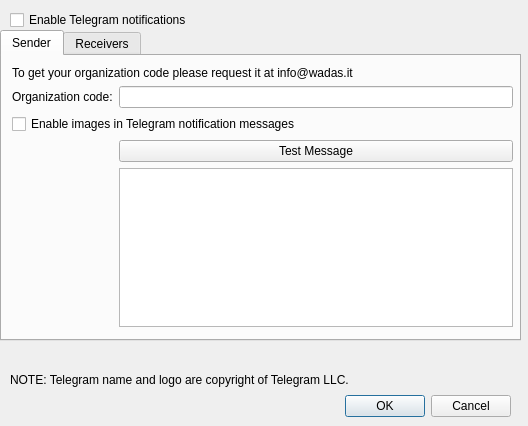
Before: the Qt Designer form wadas/ui/qt/configure_telegram.ui in wadas-project/WADAS, drawn with Qt 5.
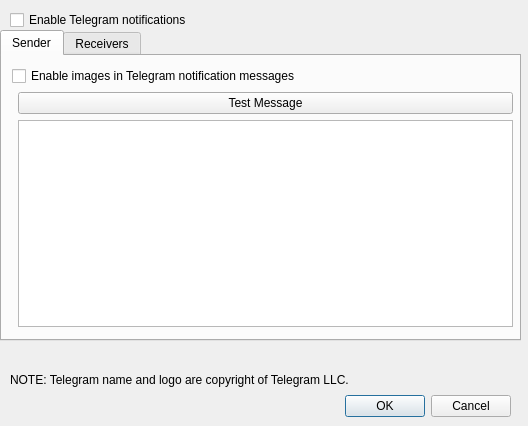
After: the same form once the commit is applied.

Commit message: refactored telegram notification feature

What changed in the file:
```diff
--- a/wadas/ui/qt/configure_telegram.ui
+++ b/wadas/ui/qt/configure_telegram.ui
@@ -55,45 +55,24 @@
       </rect>
      </property>
      <layout class="QGridLayout" name="gridLayout_sender">
-      <item row="3" column="1">
-       <widget class="QPushButton" name="pushButton_test_message">
-        <property name="text">
-         <string>Test Message</string>
-        </property>
-       </widget>
-      </item>
       <item row="0" column="0" colspan="2">
-       <widget class="QLabel" name="label_3">
-        <property name="text">
-         <string>To get your organization code please request it at info@wadas.it</string>
-        </property>
-       </widget>
-      </item>
-      <item row="2" column="0" colspan="2">
        <widget class="QCheckBox" name="checkBox_enable_images">
         <property name="text">
          <string>Enable images in Telegram notification messages</string>
         </property>
        </widget>
       </item>
-      <item row="4" column="1">
+      <item row="2" column="1">
        <widget class="QPlainTextEdit" name="plainTextEdit">
         <property name="readOnly">
          <bool>true</bool>
         </property>
        </widget>
       </item>
-      <item row="1" column="0">
-       <widget class="QLabel" name="label">
-        <property name="text">
-         <string>Organization code:</string>
-        </property>
-       </widget>
-      </item>
       <item row="1" column="1">
-       <widget class="QLineEdit" name="lineEdit_org_code">
-        <property name="echoMode">
-         <enum>QLineEdit::EchoMode::Password</enum>
+       <widget class="QPushButton" name="pushButton_test_message">
+        <property name="text">
+         <string>Test Message</string>
         </property>
        </widget>
       </item>
```
The commit also changes 6 other files.
